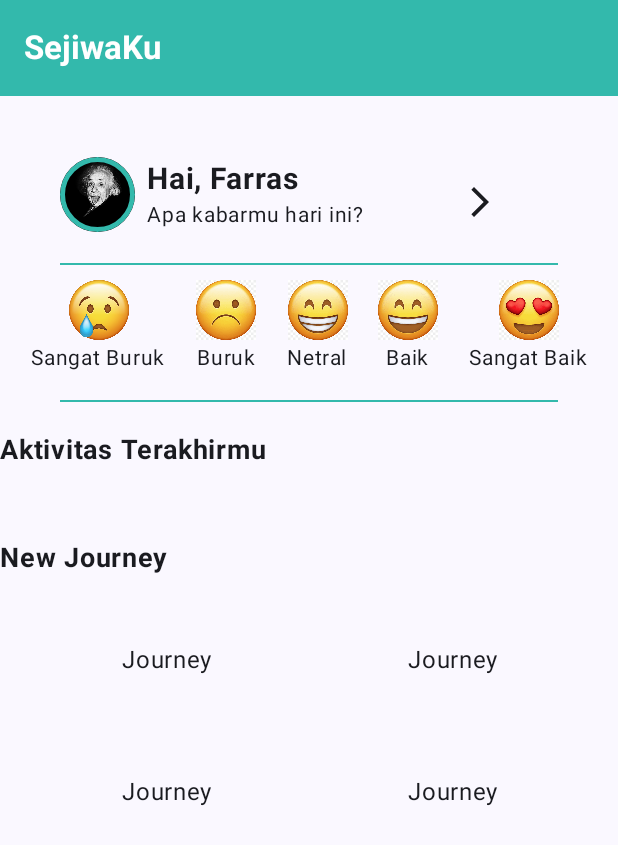
After one commit to ArniNaziraSe/SejiwaKuApp, an Android app built with Jetpack Compose: the composable HomeScreen shown on its own in the app's theme, on a phone screen of 412 x 824 dp. The commit adds this screen. Shown: the top 845 px of the screen. Run offline under Robolectric (Android 15) with nearby library versions, the phone set to English and light mode, and no system bars.

Commit message:
homescreen belum jadi semua

```diff
--- /dev/null
+++ b/app/src/main/java/com/msv/sejiwaku/homepage/HomeScreen.kt
@@ -0,0 +1,246 @@
+package com.msv.sejiwaku.homepage
+
+import androidx.compose.foundation.Image
+import androidx.compose.foundation.border
+import androidx.compose.foundation.clickable
+import androidx.compose.foundation.layout.Arrangement
+import androidx.compose.foundation.layout.Box
+import androidx.compose.foundation.layout.Column
+import androidx.compose.foundation.layout.Row
+import androidx.compose.foundation.layout.Spacer
+import androidx.compose.foundation.layout.fillMaxSize
+import androidx.compose.foundation.layout.fillMaxWidth
+import androidx.compose.foundation.layout.height
+import androidx.compose.foundation.layout.padding
+import androidx.compose.foundation.layout.size
+import androidx.compose.foundation.layout.width
+import androidx.compose.foundation.shape.CircleShape
+import androidx.compose.foundation.shape.RoundedCornerShape
+import androidx.compose.material.icons.Icons
+import androidx.compose.material.icons.filled.ArrowForwardIos
+import androidx.compose.material3.Divider
+import androidx.compose.material3.ExperimentalMaterial3Api
+import androidx.compose.material3.Icon
+import androidx.compose.material3.Scaffold
+import androidx.compose.material3.Text
+import androidx.compose.material3.TopAppBar
+import androidx.compose.material3.TopAppBarDefaults
+import androidx.compose.runtime.Composable
+import androidx.compose.runtime.getValue
+import androidx.compose.runtime.mutableStateOf
+import androidx.compose.runtime.remember
+import androidx.compose.runtime.setValue
+import androidx.compose.ui.Alignment
+import androidx.compose.ui.Modifier
+import androidx.compose.ui.draw.clip
+import androidx.compose.ui.graphics.Color
+import androidx.compose.ui.layout.ContentScale
+import androidx.compose.ui.res.painterResource
+import androidx.compose.ui.text.font.FontWeight
+import androidx.compose.ui.text.style.TextAlign
+import androidx.compose.ui.tooling.preview.Preview
+import androidx.compose.ui.unit.dp
+import androidx.compose.ui.unit.sp
+import com.msv.sejiwaku.R
+import com.msv.sejiwaku.ui.theme.SejiwakuTheme
+
+
+
+@OptIn(ExperimentalMaterial3Api::class)
+@Composable
+fun HomeScreen(
+    modifier: Modifier = Modifier
+) {
+    Scaffold(
+        topBar = {
+            TopAppBar(
+                title = { Text(
+                    text = "SejiwaKu",
+                    color = Color.White,
+                    fontWeight = FontWeight.Bold
+                ) },
+                colors = TopAppBarDefaults.topAppBarColors(
+                    containerColor = Color(0xFF33B9AC)
+                )
+            )
+        },
+        modifier = modifier
+    ) { contentPadding ->
+        Column(
+            modifier = Modifier
+                .padding(contentPadding)
+                .fillMaxSize()
+        ) {
+            // Profile Screen
+            var userName by remember {
+                mutableStateOf("Hai, Farras")
+            }
+            Row(
+                verticalAlignment = Alignment.CenterVertically,
+                modifier = modifier
+                    .padding(start = 40.dp, end = 40.dp, top = 40.dp, bottom = 20.dp)
+                    .fillMaxWidth()
+                    .clickable {}
+            ) {
+                Image(
+                    painter = painterResource(id = R.drawable.albert),
+                    contentDescription = "foto profil",
+                    modifier = Modifier
+                        .clip(CircleShape)
+                        .size(50.dp)
+                        .border(3.dp, Color(0xFF33B9AC), CircleShape)
+                )
+                Spacer(modifier = Modifier.width(8.dp))
+                Column(
+                    modifier = Modifier.padding(top = 3.dp)
+                ) {
+                    Text(text = userName, fontWeight = FontWeight.Bold, fontSize = 20.sp)
+                    Text(text = "Apa kabarmu hari ini?", fontSize = 14.sp)
+                }
+                Spacer(modifier = Modifier.width(40.dp))
+                Icon(
+                    imageVector = Icons.Default.ArrowForwardIos,
+                    contentDescription = "icon",
+                    modifier = Modifier.padding(top = 10.dp, start = 25.dp)
+                )
+            }
+            Divider(
+                color = Color(0xFF33B9AC),
+                modifier = Modifier
+                    .padding(start = 40.dp, end = 40.dp, bottom = 10.dp),
+                thickness = 1.dp
+            )
+            Row(
+                horizontalArrangement = Arrangement.SpaceEvenly,
+                modifier = Modifier.fillMaxWidth()
+            ) {
+                listOf(
+                    "Sangat Buruk" to R.drawable.sangat_buruk,
+                    "Buruk" to R.drawable.buruk,
+                    "Netral" to R.drawable.netral,
+                    "Baik" to R.drawable.baik,
+                    "Sangat Baik" to R.drawable.sangat_baik
+                ).forEach { (label, icon) ->
+                    Column(
+                        horizontalAlignment = Alignment.CenterHorizontally,
+                        modifier = Modifier.clickable {  }
+                    ) {
+                        Image(
+                            painter = painterResource(id = icon),
+                            contentDescription = label,
+                            modifier = Modifier.size(40.dp)
+                        )
+                        Text(text = label, fontSize = 14.sp)
+                    }
+                }
+            }
+            Spacer(modifier = Modifier.height(16.dp))
+            Divider(
+                color = Color(0xFF33B9AC),
+                modifier = Modifier
+                    .padding(start = 40.dp, end = 40.dp, bottom = 20.dp),
+                thickness = 1.dp
+            )
+            // Last Activity Section
+            Text(text = "Aktivitas Terakhirmu", fontWeight = FontWeight.Bold, fontSize = 18.sp)
+            Spacer(modifier = Modifier.height(8.dp))
+            Row(
+                horizontalArrangement = Arrangement.SpaceEvenly,
+                modifier = Modifier.height(8.dp)
+            ) {
+                Box(
+                    modifier = Modifier
+                        .size(160.dp, 80.dp)
+                        .clickable {  }
+                        .padding(8.dp),
+                    contentAlignment = Alignment.Center
+                ){
+                    Text(
+                        text = "Lanjutkan Journey\nMeditasi Tidur",
+                        textAlign = TextAlign.Center
+                    )
+                }
+                Box(
+                    modifier = Modifier
+                        .size(160.dp, 80.dp)
+                        .clickable {  }
+                        .padding(8.dp),
+                    contentAlignment = Alignment.Center
+                ){
+                    Text(
+                        text = "Lanjutkan Journal\nHidup itu mudah",
+                        textAlign = TextAlign.Center
+                    )
+                }
+            }
+            Spacer(modifier = Modifier.padding(16.dp))
+            // New Journey Section
+            Text(
+                text = "New Journey",
+                fontWeight = FontWeight.Bold,
+                fontSize = 18.sp
+            )
+            Spacer(modifier = Modifier.padding(8.dp))
+            Column {
+                repeat(2) {
+                    Row(
+                        horizontalArrangement = Arrangement.SpaceEvenly,
+                        modifier = Modifier.fillMaxWidth()
+                    ) {
+                        repeat(2) {
+                            Box(
+                                modifier = Modifier
+                                    .size(160.dp, 80.dp)
+                                    .clickable {  }
+                                    .padding(8.dp),
+                                contentAlignment = Alignment.Center
+                            ) {
+                                Text(text = "Journey", textAlign = TextAlign.Center)
+                            }
+                        }
+                    }
+                    Spacer(modifier = Modifier.height(8.dp))
+                }
+            }
+        }
+    }
+}
+
+@Composable
+fun EmojiItem(
+    emojiRes: Int,
+    description: String,
+    isSelected: Boolean,
+    onSelect: () -> Unit
+) {
+    Column(
+        horizontalAlignment = Alignment.CenterHorizontally,
+        modifier = Modifier
+            .padding(5.dp)
+            .clip(RoundedCornerShape(30))
+            .padding(5.dp)
+            .clickable { onSelect() }
+    ) {
+        Image(
+            painter = painterResource(id = emojiRes),
+            contentDescription = description,
+            modifier = Modifier
+                .size(30.dp)
+                .clip(CircleShape),
+            contentScale = ContentScale.Crop
+        )
+        Spacer(modifier = Modifier.height(5.dp))
+        Text(
+            text = description,
+            fontSize = 10.sp
+        )
+    }
+}
+
+@Preview
+@Composable
+private fun homepreview() {
+    SejiwakuTheme {
+        HomeScreen()
+    }
+}
--- a/app/src/main/java/com/msv/sejiwaku/ui/theme/Color.kt
+++ b/app/src/main/java/com/msv/sejiwaku/ui/theme/Color.kt
@@ -10,3 +10,5 @@ val black = Color(0x0F000000)
 val Purple40 = Color(0xFF6650a4)
 val PurpleGrey40 = Color(0xFF625b71)
 val Pink40 = Color(0xFF7D5260)
+
+val Tosca = Color(0xFF33B9AC)
--- /dev/null
+++ b/app/src/main/res/drawable/ic_arrow_forward.xml
@@ -0,0 +1,5 @@
+<vector xmlns:android="http://schemas.android.com/apk/res/android" android:autoMirrored="true" android:height="24dp" android:tint="#000000" android:viewportHeight="24" android:viewportWidth="24" android:width="24dp">
+
+    <path android:fillColor="@android:color/white" android:pathData="M6.23,20.23l1.77,1.77l10,-10l-10,-10l-1.77,1.77l8.23,8.23z"/>
+
+</vector>
--- a/gradle/libs.versions.toml
+++ b/gradle/libs.versions.toml
@@ -1,5 +1,5 @@
 [versions]
-agp = "8.3.2"
+agp = "8.4.0"
 kotlin = "1.9.0"
 coreKtx = "1.13.0"
 junit = "4.13.2"
```
Also changed, not shown: app/src/main/res/drawable/albert.jpg (added), app/src/main/res/drawable/baik.png (added), app/src/main/res/drawable/buruk.png (added), app/src/main/res/drawable/netral.png (added), app/src/main/res/drawable/sangat_baik.png (added), app/src/main/res/drawable/sangat_buruk.png (added), gradle/wrapper/gradle-wrapper.properties.
